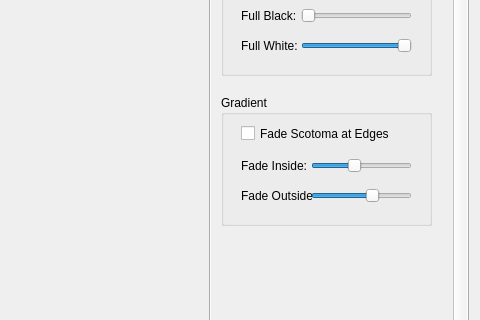
Above: EyeTrackingSuite/EyeTrackingSuite.ui from jaffob/EyeTrackingSuite before the change; both pictures show x 676 to 1156 and y 351 to 671 of the 1156 by 770 pixel window. Below: the same form after it.
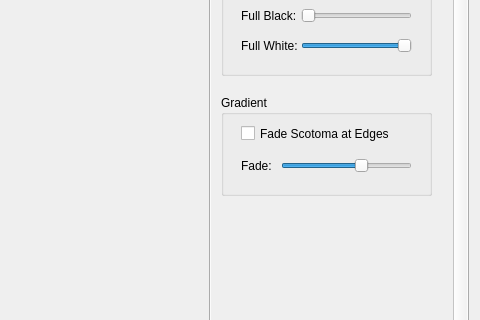
That is the form after the change. The open tabs and pages were chosen to show the change. Custom widgets are drawn as their Qt base class.

Commit message: remove fade inside slider

Patch:
```diff
--- a/EyeTrackingSuite/EyeTrackingSuite.ui
+++ b/EyeTrackingSuite/EyeTrackingSuite.ui
@@ -400,7 +400,7 @@
               <x>10</x>
               <y>390</y>
               <width>211</width>
-              <height>131</height>
+              <height>101</height>
              </rect>
             </property>
             <property name="title">
@@ -419,47 +419,12 @@
               <string>Fade Scotoma at Edges</string>
              </property>
             </widget>
-            <widget class="QSlider" name="gradientInside">
-             <property name="geometry">
-              <rect>
-               <x>90</x>
-               <y>60</y>
-               <width>101</width>
-               <height>22</height>
-              </rect>
-             </property>
-             <property name="minimum">
-              <number>0</number>
-             </property>
-             <property name="maximum">
-              <number>95</number>
-             </property>
-             <property name="value">
-              <number>40</number>
-             </property>
-             <property name="orientation">
-              <enum>Qt::Horizontal</enum>
-             </property>
-            </widget>
-            <widget class="QLabel" name="label_6">
-             <property name="geometry">
-              <rect>
-               <x>20</x>
-               <y>60</y>
-               <width>71</width>
-               <height>21</height>
-              </rect>
-             </property>
-             <property name="text">
-              <string>Fade Inside:</string>
-             </property>
-            </widget>
             <widget class="QSlider" name="gradientOutside">
              <property name="geometry">
               <rect>
-               <x>90</x>
-               <y>90</y>
-               <width>101</width>
+               <x>60</x>
+               <y>60</y>
+               <width>131</width>
                <height>22</height>
               </rect>
              </property>
@@ -480,13 +445,13 @@
              <property name="geometry">
               <rect>
                <x>20</x>
-               <y>90</y>
-               <width>71</width>
+               <y>60</y>
+               <width>31</width>
                <height>21</height>
               </rect>
              </property>
              <property name="text">
-              <string>Fade Outside:</string>
+              <string>Fade:</string>
              </property>
             </widget>
            </widget>
```
Left out of the diff: 18 changed lines with no effect on the pictures. The commit also changes 1 other file.
